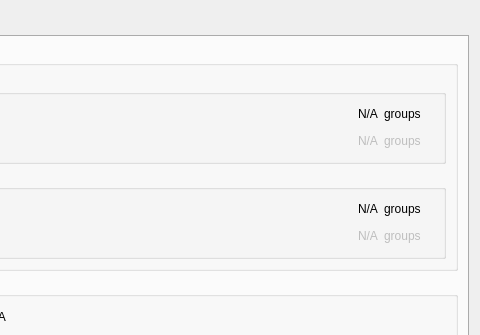
Qt form designer/ui_reduction_configuration_dialog.ui (neutrons/addie) before a commit; both pictures show x 254 to 734 and y 0 to 335 of the 734 by 878 pixel window.
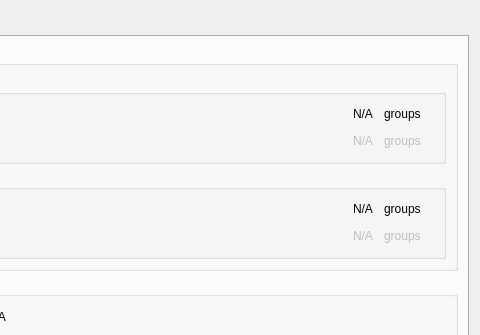
The same form after that commit.

Commit message: Changed default size of widgets in reduction configuration settings ui

```diff
--- a/designer/ui_reduction_configuration_dialog.ui
+++ b/designer/ui_reduction_configuration_dialog.ui
@@ -67,13 +67,13 @@
                   <widget class="QLabel" name="intermediate_from_calibration_groups_value">
                    <property name="minimumSize">
                     <size>
-                     <width>20</width>
+                     <width>25</width>
                      <height>0</height>
                     </size>
                    </property>
                    <property name="maximumSize">
                     <size>
-                     <width>20</width>
+                     <width>25</width>
                      <height>16777215</height>
                     </size>
                    </property>
@@ -173,13 +173,13 @@
                    </property>
                    <property name="minimumSize">
                     <size>
-                     <width>20</width>
+                     <width>25</width>
                      <height>0</height>
                     </size>
                    </property>
                    <property name="maximumSize">
                     <size>
-                     <width>20</width>
+                     <width>25</width>
                      <height>16777215</height>
                     </size>
                    </property>
@@ -254,13 +254,13 @@
                   <widget class="QLabel" name="output_from_calibration_groups_value">
                    <property name="minimumSize">
                     <size>
-                     <width>20</width>
+                     <width>25</width>
                      <height>0</height>
                     </size>
                    </property>
                    <property name="maximumSize">
                     <size>
-                     <width>20</width>
+                     <width>25</width>
                      <height>16777215</height>
                     </size>
                    </property>
@@ -360,13 +360,13 @@
                    </property>
                    <property name="minimumSize">
                     <size>
-                     <width>20</width>
+                     <width>25</width>
                      <height>0</height>
                     </size>
                    </property>
                    <property name="maximumSize">
                     <size>
-                     <width>20</width>
+                     <width>25</width>
                      <height>16777215</height>
                     </size>
                    </property>
```
